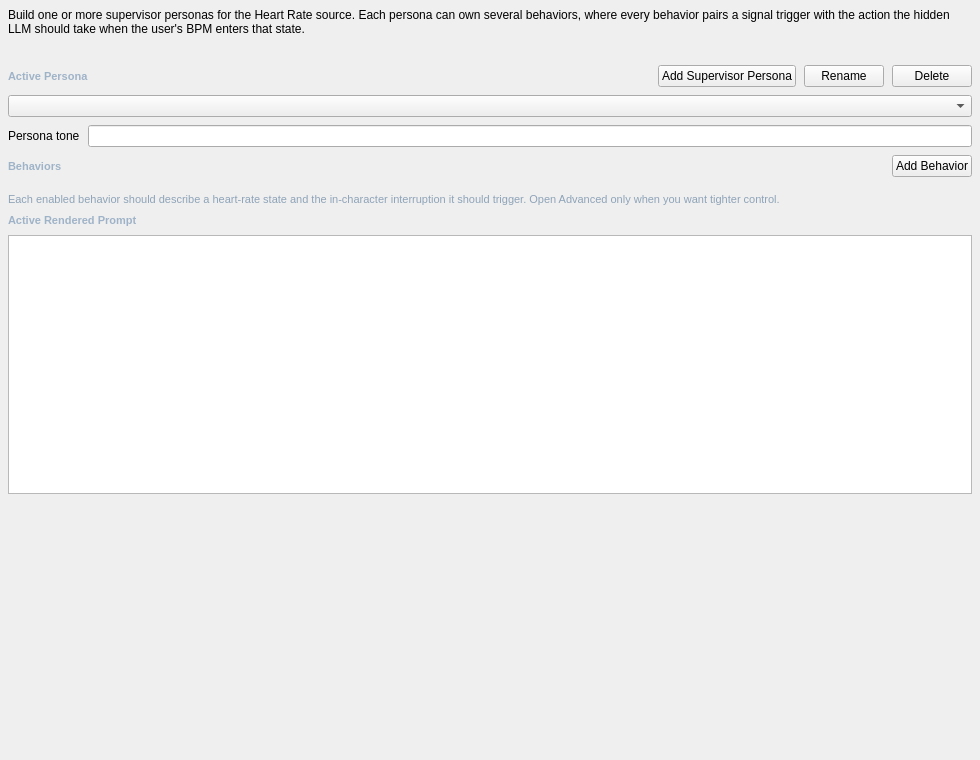
Before: the Qt Designer form addons/heart_rate_behavior/ui/heart_rate_behavior.ui in Rakile/NeuralCompanion, drawn with Qt 5.
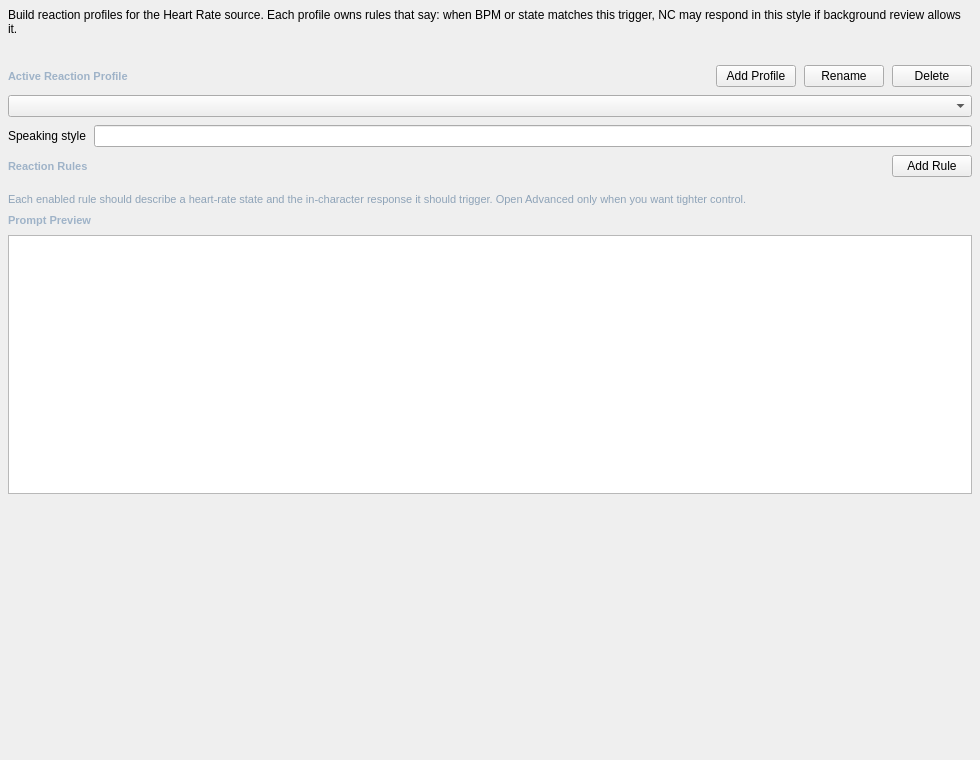
After: the same form once the commit is applied.

Patch:
```diff
--- a/addons/heart_rate_behavior/ui/heart_rate_behavior.ui
+++ b/addons/heart_rate_behavior/ui/heart_rate_behavior.ui
@@ -19,7 +19,7 @@
    <item>
     <widget class="QLabel" name="heart_rate_behavior_intro_label">
      <property name="text">
-      <string>Build one or more supervisor personas for the Heart Rate source. Each persona can own several behaviors, where every behavior pairs a signal trigger with the action the hidden LLM should take when the user's BPM enters that state.</string>
+      <string>Build reaction profiles for the Heart Rate source. Each profile owns rules that say: when BPM or state matches this trigger, NC may respond in this style if background review allows it.</string>
      </property>
      <property name="wordWrap"><bool>true</bool></property>
     </widget>
@@ -36,7 +36,7 @@
      <item>
       <widget class="QLabel" name="heart_rate_behavior_persona_label">
        <property name="styleSheet"><string notr="true">color: #9fb3c8; font-size: 11px; font-weight: 600;</string></property>
-       <property name="text"><string>Active Persona</string></property>
+       <property name="text"><string>Active Reaction Profile</string></property>
       </widget>
      </item>
      <item>
@@ -45,7 +45,7 @@
        <property name="sizeHint" stdset="0"><size><width>40</width><height>20</height></size></property>
       </spacer>
      </item>
-     <item><widget class="QPushButton" name="btn_heart_rate_behavior_add_persona"><property name="text"><string>Add Supervisor Persona</string></property></widget></item>
+     <item><widget class="QPushButton" name="btn_heart_rate_behavior_add_persona"><property name="text"><string>Add Profile</string></property></widget></item>
      <item><widget class="QPushButton" name="btn_heart_rate_behavior_rename_persona"><property name="text"><string>Rename</string></property></widget></item>
      <item><widget class="QPushButton" name="btn_heart_rate_behavior_delete_persona"><property name="text"><string>Delete</string></property></widget></item>
     </layout>
@@ -54,7 +54,7 @@
    <item>
     <layout class="QFormLayout" name="heart_rate_behavior_persona_form">
      <property name="fieldGrowthPolicy"><enum>QFormLayout::ExpandingFieldsGrow</enum></property>
-     <item row="0" column="0"><widget class="QLabel" name="heart_rate_behavior_persona_tone_label"><property name="text"><string>Persona tone</string></property></widget></item>
+     <item row="0" column="0"><widget class="QLabel" name="heart_rate_behavior_persona_tone_label"><property name="text"><string>Speaking style</string></property></widget></item>
      <item row="0" column="1"><widget class="QLineEdit" name="heart_rate_behavior_persona_style_edit"/></item>
     </layout>
    </item>
@@ -63,7 +63,7 @@
      <item>
       <widget class="QLabel" name="heart_rate_behavior_behavior_label">
        <property name="styleSheet"><string notr="true">color: #9fb3c8; font-size: 11px; font-weight: 600;</string></property>
-       <property name="text"><string>Behaviors</string></property>
+       <property name="text"><string>Reaction Rules</string></property>
       </widget>
      </item>
      <item>
@@ -72,7 +72,7 @@
        <property name="sizeHint" stdset="0"><size><width>40</width><height>20</height></size></property>
       </spacer>
      </item>
-     <item><widget class="QPushButton" name="btn_heart_rate_behavior_add_behavior"><property name="text"><string>Add Behavior</string></property></widget></item>
+     <item><widget class="QPushButton" name="btn_heart_rate_behavior_add_behavior"><property name="text"><string>Add Rule</string></property></widget></item>
     </layout>
    </item>
    <item>
@@ -89,14 +89,14 @@
    <item>
     <widget class="QLabel" name="heart_rate_behavior_note_label">
      <property name="styleSheet"><string notr="true">color: #8ea3b8; font-size: 11px;</string></property>
-     <property name="text"><string>Each enabled behavior should describe a heart-rate state and the in-character interruption it should trigger. Open Advanced only when you want tighter control.</string></property>
+     <property name="text"><string>Each enabled rule should describe a heart-rate state and the in-character response it should trigger. Open Advanced only when you want tighter control.</string></property>
      <property name="wordWrap"><bool>true</bool></property>
     </widget>
    </item>
    <item>
     <widget class="QLabel" name="heart_rate_behavior_preview_label">
      <property name="styleSheet"><string notr="true">color: #9fb3c8; font-size: 11px; font-weight: 600;</string></property>
-     <property name="text"><string>Active Rendered Prompt</string></property>
+     <property name="text"><string>Prompt Preview</string></property>
     </widget>
    </item>
    <item>
```
